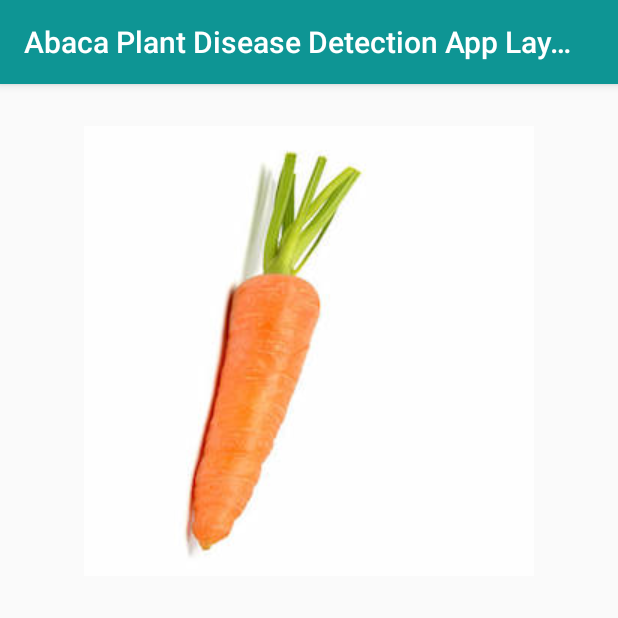
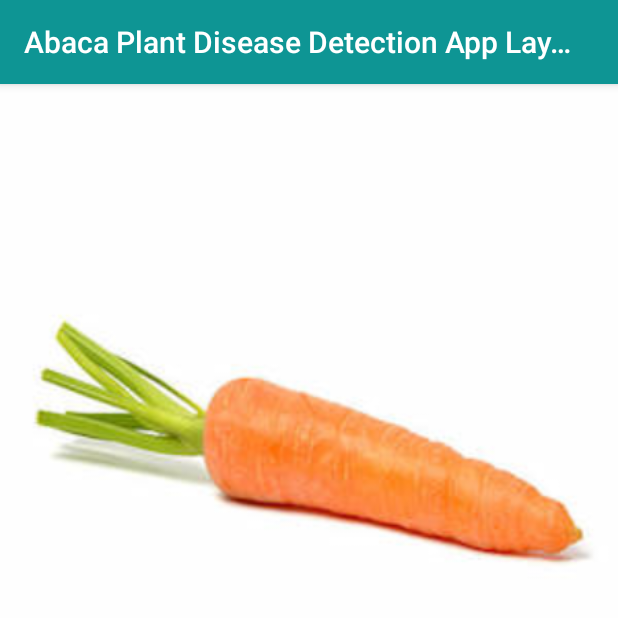
Before and after one commit to Circoolbilog/Philfida-abaca-app, an Android app: the ImagePreviewActivity screen opened directly, with no data from a screen before it, on a phone screen of 412 x 824 dp, the top half of it. Run offline under Robolectric (Android 15) with nearby library versions, the phone set to English and light mode, and no system bars.

Commit message:
Added the ability to capture still image

```diff
--- a/app/src/main/java/ph/gov/philfida/da/abacaplanddiseasedeteciontapplayout/DetectorActivity.java
+++ b/app/src/main/java/ph/gov/philfida/da/abacaplanddiseasedeteciontapplayout/DetectorActivity.java
@@ -263,7 +263,8 @@ public class DetectorActivity extends Diagnose implements OnImageAvailableListen
   public void CaptureImage(View v) {
     super.CaptureImage(v);
     ByteArrayOutputStream bs = new ByteArrayOutputStream();
-    rgbFrameBitmap.compress(Bitmap.CompressFormat.JPEG,50,bs);
+    //rgbFrameBitmap.compress(Bitmap.CompressFormat.JPEG,50,bs);
+    cropCopyBitmap.compress(Bitmap.CompressFormat.JPEG,50,bs);
     Intent imagePrev = new Intent(this, ImagePreviewActivity.class);
     imagePrev.putExtra("byteArray",bs.toByteArray());
     startActivity(imagePrev);
--- a/app/src/main/res/layout/activity_image_preview.xml
+++ b/app/src/main/res/layout/activity_image_preview.xml
@@ -8,13 +8,12 @@
 
     <ImageView
         android:id="@+id/imageView"
-        android:layout_width="wrap_content"
+        android:layout_width="match_parent"
         android:layout_height="wrap_content"
-        android:layout_marginTop="28dp"
+        android:adjustViewBounds="true"
         app:layout_constraintEnd_toEndOf="parent"
-        app:layout_constraintHorizontal_bias="0.5"
+        app:layout_constraintHorizontal_bias="0.0"
         app:layout_constraintStart_toStartOf="parent"
         app:layout_constraintTop_toTopOf="parent"
-        app:srcCompat="@drawable/caret" android:rotation="90
-"/>
+        app:srcCompat="@drawable/caret" />
 </androidx.constraintlayout.widget.ConstraintLayout>
```
